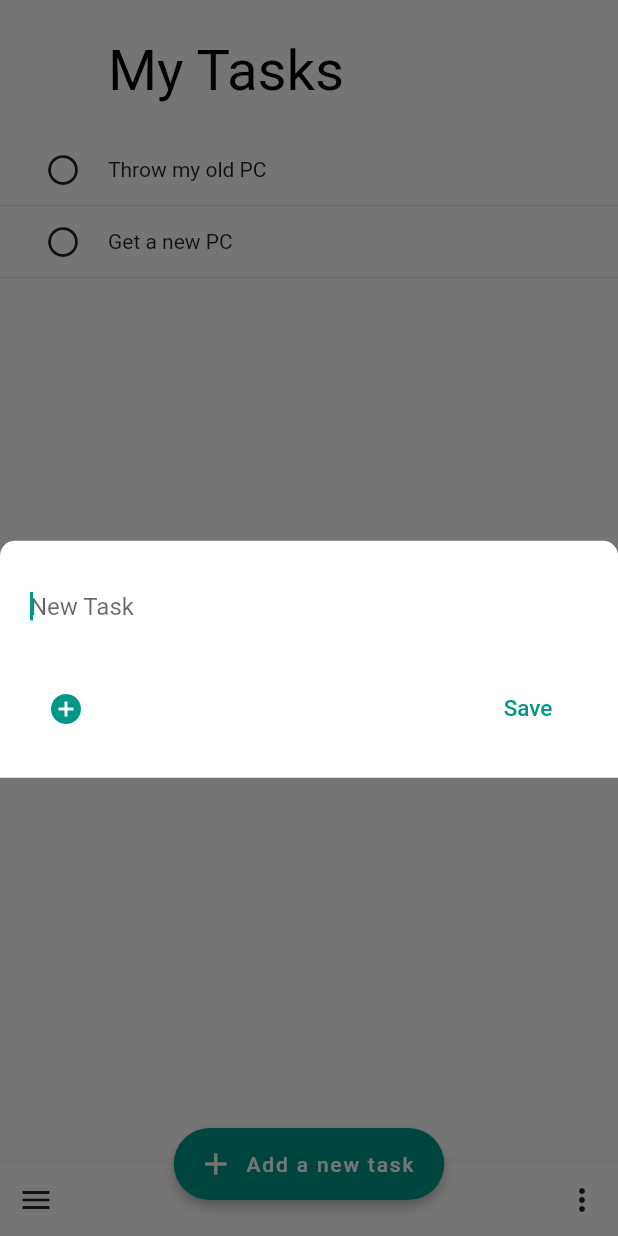
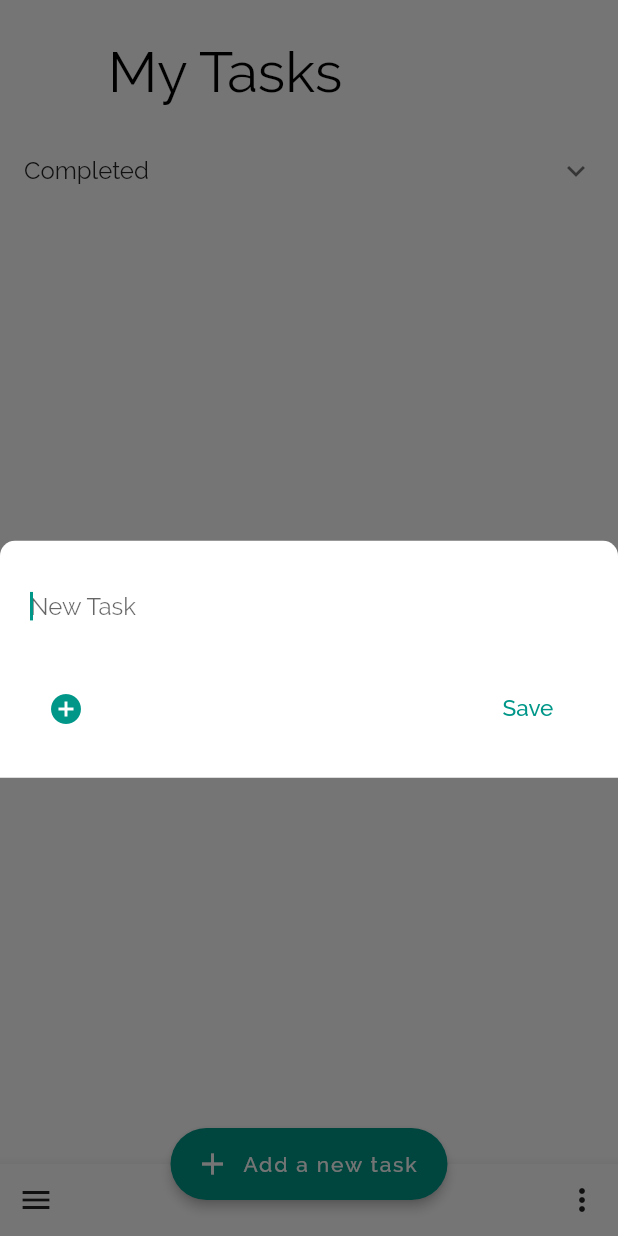
Before and after one commit to thelazyindian/Tasks, a Flutter app: the screen it shows after launch, after a tap on "Add a new task", on a phone screen of 412 x 824 dp. Run offline on Flutter 3.47's test engine with Material 2 defaults, Android fonts, the phone set to English and light mode, and no system bars; our stand-ins replace sqflite; accounts and stored records are empty.

Commit message:
Implement sqflite to store task data
* Code cleanup

```diff
--- /dev/null
+++ b/lib/data/database_helper.dart
@@ -0,0 +1,71 @@
+import 'dart:async';
+import 'dart:io' as io;
+
+import 'package:path/path.dart';
+import 'package:path_provider/path_provider.dart';
+import 'package:sqflite/sqflite.dart';
+import 'package:tasks/model/task.dart';
+
+class DatabaseHelper {
+  static final DatabaseHelper _instance = new DatabaseHelper.internal();
+
+  DatabaseHelper.internal();
+
+  factory DatabaseHelper() => _instance;
+  static Database _db;
+
+  Future<Database> get db async {
+    if (_db != null) {
+      return _db;
+    }
+    _db = await initDb();
+    return _db;
+  }
+
+  static DatabaseHelper get() {
+    return _instance;
+  }
+
+  initDb() async {
+    io.Directory documentDirectory = await getApplicationDocumentsDirectory();
+    String path = join(documentDirectory.path, "task.db");
+    var ourDb = await openDatabase(
+      path,
+      version: 1,
+      onCreate: _onCreate,
+    );
+    return ourDb;
+  }
+
+  void _onCreate(Database db, int version) async {
+    await db.execute("CREATE TABLE Task(id INTEGER PRIMARY KEY, task TEXT)");
+    print("Table is created");
+  }
+
+  Future<int> saveTask(Task task) async {
+    var dbClient = await db;
+    int res = await dbClient.insert("Task", task.toMap());
+    return res;
+  }
+
+  Future<int> deleteTask(Task task) async {
+    var dbClient = await db;
+    int res = await dbClient.delete("Task");
+    return res;
+  }
+
+  Future<List<Task>> getTasks() async {
+    var dbClient = await db;
+    List<Map<String, dynamic>> result =
+        await dbClient.rawQuery('SELECT "task" from "Task"');
+
+    List<Task> tasks = new List();
+    for (Map<String, dynamic> item in result) {
+      var myTask = new Task.fromMap(item);
+      tasks.add(myTask);
+    }
+    return tasks;
+  }
+
+  Future close() async => _db.close();
+}
--- a/lib/main.dart
+++ b/lib/main.dart
@@ -1,6 +1,6 @@
 import 'package:flutter/material.dart';
-import 'task_data.dart';
-import 'task_view.dart';
+import 'package:tasks/data/database_helper.dart';
+import 'package:tasks/model/task.dart';
 
 void main() => runApp(new TasksApp());
 
@@ -13,6 +13,7 @@ class TasksApp extends StatelessWidget {
       theme: new ThemeData(
         primarySwatch: Colors.teal,
         canvasColor: Colors.transparent,
+        fontFamily: 'Raleway',
       ),
       home: new TasksHomePage(),
     );
@@ -30,17 +31,118 @@ class _TasksHomePageState extends State<TasksHomePage> {
         context: context,
         builder: (builder) {
           return new Container(
-            height: 350.0,
-            color: Colors.transparent,
-            child: new Container(
+            height: 530.0,
             decoration: new BoxDecoration(
                 color: Colors.white,
                 borderRadius: new BorderRadius.only(
                     topLeft: const Radius.circular(10.0),
                     topRight: const Radius.circular(10.0))),
-                child: new Center(
-                  child: new Text("Hi modal sheet"),
-                )),
+            child: new Column(
+              children: <Widget>[
+                UserAccountsDrawerHeader(
+                  currentAccountPicture: new DecoratedBox(
+                    decoration: new BoxDecoration(
+                      image: new DecorationImage(
+                        image: new AssetImage("assets/user/satya_profile.png"),
+                      ),
+                    ),
+                  ),
+                  margin: EdgeInsets.all(0.0),
+                  accountEmail: new Text(
+                    "satyabrat.me@gmail.com",
+                    style: TextStyle(
+                      color: Colors.black,
+                    ),
+                  ),
+                  accountName: new Text(
+                    "Satyabrat Sahoo",
+                    style: TextStyle(
+                      color: Colors.black,
+                    ),
+                  ),
+                  decoration: new BoxDecoration(
+                    color: Colors.white,
+                  ),
+                ),
+                new Divider(
+                  height: 4.0,
+                  indent: 2.0,
+                ),
+                new ListTile(
+                  title: new Text(
+                    "My Tasks",
+                    style: TextStyle(
+                      fontWeight: FontWeight.w700,
+                    ),
+                  ),
+                ),
+                new Divider(
+                  height: 4.0,
+                ),
+                new ListTile(
+                  leading: new Icon(
+                    Icons.add,
+                  ),
+                  title: new Text(
+                    "Create new list",
+                    style: TextStyle(
+                      fontWeight: FontWeight.w700,
+                    ),
+                  ),
+                ),
+                new Divider(
+                  height: 4.0,
+                ),
+                new ListTile(
+                  leading: new Icon(
+                    Icons.feedback,
+                  ),
+                  title: new Text(
+                    "Send feedback",
+                    style: TextStyle(
+                      fontWeight: FontWeight.w700,
+                    ),
+                  ),
+                ),
+                new Divider(
+                  height: 4.0,
+                ),
+                new ListTile(
+                  title: new Text(
+                    "Open-source licenses",
+                    style: TextStyle(
+                      fontWeight: FontWeight.w700,
+                    ),
+                  ),
+                ),
+                new Divider(
+                  height: 4.0,
+                ),
+                new Row(
+                  mainAxisAlignment: MainAxisAlignment.center,
+                  children: <Widget>[
+                    new Text(
+                      "Privacy Policy",
+                      style: TextStyle(
+                        fontWeight: FontWeight.w700,
+                      ),
+                    ),
+                    new Container(
+                      width: 26.0,
+                    ),
+                    //new Icon(
+                    //Icons.,
+                    //),
+                    new Text(
+                      "Terms of service",
+                      style: TextStyle(
+                        fontWeight: FontWeight.w700,
+                      ),
+                    ),
+                  ],
+                ),
+              ],
+            ),
           );
         });
   }
@@ -50,30 +152,118 @@ class _TasksHomePageState extends State<TasksHomePage> {
       context: context,
       builder: (builder) {
         return new Container(
-            height: 350.0,
-            color: Colors.transparent,
-            child: new Container(
+          height: 370.0,
           decoration: new BoxDecoration(
               color: Colors.white,
               borderRadius: new BorderRadius.only(
                   topLeft: const Radius.circular(10.0),
                   topRight: const Radius.circular(10.0))),
-                child: new Center(
-                  child: new Text("Hi modal sheet"),
-                )),
+          child: new Padding(
+            padding: EdgeInsets.all(
+              10.0,
+            ),
+            child: new Column(
+              children: <Widget>[
+                new ListTile(
+                  title: const Text(
+                    'Sort By',
+                    style: TextStyle(
+                      fontSize: 14.0,
+                      fontWeight: FontWeight.w700,
+                    ),
+                  ),
+                ),
+                new ListTile(
+                  leading: new Container(
+                    width: 4.0,
+                  ),
+                  title: const Text(
+                    'My Order',
+                    style: TextStyle(
+                      fontSize: 14.0,
+                      fontWeight: FontWeight.w700,
+                    ),
+                  ),
+                  trailing: new Icon(Icons.check),
+                ),
+                new ListTile(
+                  leading: new Container(
+                    width: 4.0,
+                  ),
+                  title: const Text(
+                    'Date',
+                    style: TextStyle(
+                      fontSize: 14.0,
+                      fontWeight: FontWeight.w700,
+                    ),
+                  ),
+                  trailing: new Icon(Icons.check),
+                ),
+                new Divider(
+                  height: 10.0,
+                ),
+                new ListTile(
+                  title: const Text(
+                    'Rename List',
+                    style: TextStyle(
+                      fontSize: 14.0,
+                      fontWeight: FontWeight.w700,
+                    ),
+                  ),
+                ),
+                new ListTile(
+                  title: const Text(
+                    'Delete List',
+                    style: TextStyle(
+                      fontSize: 14.0,
+                      fontWeight: FontWeight.w700,
+                    ),
+                  ),
+                ),
+                new ListTile(
+                  title: const Text(
+                    'Delete all completed tasks',
+                    style: TextStyle(
+                      fontSize: 14.0,
+                      fontWeight: FontWeight.w700,
+                    ),
+                  ),
+                ),
+              ],
+            ),
+          ),
         );
-        });
+      },
+    );
   }
+
+  void onNewTaskSave() {
+    if (_newTask != null) {
+      var task = new Task(_newTask);
+      var db = new DatabaseHelper();
+      db.saveTask(task);
+      Navigator.pop(context);
+      print("Task saved!");
+      print("$_newTask");
+      _getTasks();
+    } else {
+      print("Empty field!");
+    }
+  }
+
+  String _newTask = "";
 
   void _newTaskModalBottomSheet() {
     showModalBottomSheet(
         context: context,
         builder: (builder) {
           return new Column(
-            //height: 140.0,
-            //color: Colors.transparent,
+            mainAxisAlignment: MainAxisAlignment.start,
+            mainAxisSize: MainAxisSize.max,
             children: <Widget>[
-              new Container(
+              new GestureDetector(
+                //onTapUp: (){void lol(){};},
+                child: new Container(
                   decoration: new BoxDecoration(
                       color: Colors.white,
                       borderRadius: new BorderRadius.only(
@@ -89,6 +279,13 @@ class _TasksHomePageState extends State<TasksHomePage> {
                     child: new Column(
                       children: <Widget>[
                         new TextField(
+                          onChanged: (newTask) {
+                            _newTask = newTask;
+                          },
+                          onSubmitted: (newTask) {
+                            onNewTaskSave();
+                          },
+                          //focusNode: FocusNode().unfocus(),
                           autofocus: true,
                           decoration: new InputDecoration(
                             border: InputBorder.none,
@@ -105,85 +302,18 @@ class _TasksHomePageState extends State<TasksHomePage> {
                               icon: new Icon(
                                 Icons.add_circle,
                               ),
-                            onPressed: () {},
+                              onPressed: () {
+                                Navigator.pop(context);
+                              },
                               color: Theme.of(context).accentColor,
                             ),
                             new Container(
                               width: 240.0,
                             ),
                             new FlatButton(
-                            onPressed: () {},
-                            child: const Text(
-                              'Save',
-                              style: TextStyle(
-                                fontSize: 15.0,
-                                color: Colors.teal,
-                              ),
-                            ),
-                            color: Colors.white,
-                            splashColor: Colors.blue,
-                            textColor: Theme.of(context).accentColor,
-                          ),
-                        ],
-                      ),
-                    ],
-                  ),
-                ),
-              ),
-            ],
-          );
-        });
-  }
-
-  void showSlideupView() {
-    showModalBottomSheet(
-        context: context,
-        builder: (builder) {
-          return new Column(
-            children: <Widget>[
-              new GestureDetector(
-                onTap: () => Navigator.pop(context),
-                child:
-                new Container(
-                  decoration: new BoxDecoration(
-                      color: Colors.white,
-                      borderRadius: new BorderRadius.only(
-                          topLeft: const Radius.circular(10.0),
-                          topRight: const Radius.circular(10.0))),
-                  child: new Padding(
-                    padding: EdgeInsets.only(
-                      left: 20.0,
-                      top: 20.0,
-                      right: 20.0,
-                      bottom: 22.0,
-                    ),
-                    child: new Column(
-                      children: <Widget>[
-                        new TextField(
-                          autofocus: true,
-                          decoration: new InputDecoration(
-                            border: InputBorder.none,
-                            hintText: 'New Task',
-                          ),
-                        ),
-                        new Container(
-                          height: 20.0,
-                        ),
-                        new Row(
-                          children: <Widget>[
-                            new IconButton(
-                              padding: const EdgeInsets.all(0.0),
-                              icon: new Icon(
-                                Icons.add_circle,
-                              ),
-                              onPressed: () {},
-                              color: Theme.of(context).accentColor,
-                            ),
-                            new Container(
-                              width: 240.0,
-                            ),
-                            new FlatButton(
-                              onPressed: () {},
+                              onPressed: () {
+                                onNewTaskSave();
+                              },
                               child: const Text(
                                 'Save',
                                 style: TextStyle(
@@ -207,6 +337,25 @@ class _TasksHomePageState extends State<TasksHomePage> {
         });
   }
 
+  final List<Task> taskList = new List();
+
+  void _getTasks() {
+    DatabaseHelper.get().getTasks().then((tasks) {
+      if (tasks == null) return;
+      setState(() {
+        taskList.clear();
+        taskList.addAll(tasks);
+        print(tasks.toString());
+      });
+    });
+  }
+
+  @override
+  void initState() {
+    _getTasks();
+    super.initState();
+  }
+
   @override
   Widget build(BuildContext context) {
     return new Scaffold(
@@ -215,7 +364,7 @@ class _TasksHomePageState extends State<TasksHomePage> {
         icon: const Icon(Icons.add),
         label: const Text('Add a new task'),
         onPressed: () {
-          showSlideupView();
+          _newTaskModalBottomSheet();
         },
       ),
       floatingActionButtonLocation: FloatingActionButtonLocation.centerDocked,
@@ -264,58 +413,50 @@ class _TasksHomePageState extends State<TasksHomePage> {
                 ),
               ),
             ),
-            SliverFillRemaining(
-              child: new TaskList(
-                  kTask), /*Column(
+            SliverList(
+              delegate: SliverChildListDelegate(
+                List<Column>.generate(
+                  taskList.length,
+                  (int index) {
+                    return new Column(
+                      mainAxisAlignment: MainAxisAlignment.start,
                       children: <Widget>[
-
-                  new ListTile(
+                        Padding(
+                          padding: EdgeInsets.only(
+                            left: 16.0,
+                            right: 16.0,
+                          ),
+                          child: new ListTile(
+                            onTap: () {},
                             leading: new Icon(Icons.radio_button_unchecked),
-                    title: new Text(
-                      'THrow My PC',
+                            title: new Text(taskList[index].task),
                           ),
                         ),
-                  new ListTile(
-                    leading: new Icon(Icons.radio_button_unchecked),
-                    title: new Text(
-                      'Buy new PC',
+                        new Divider(
+                          height: 24.0,
+                        ),
+                      ],
+                    );
+                  },
                 ),
               ),
-                  new ListTile(
-                    leading: new Icon(Icons.radio_button_unchecked),
-                    title: new Text(
-                      'Get pissel sl',
+            ),
+            SliverList(
+              delegate: new SliverChildBuilderDelegate(
+                (BuildContext context, int index) {
+                  return new ExpansionTile(
+                      title: const Text('Completed'),
+                      backgroundColor: Colors.white,
+                      children: const <Widget>[
+                        const ListTile(title: const Text('One')),
+                        const ListTile(title: const Text('Two')),
+                        const ListTile(title: const Text('Three')),
+                        const ListTile(title: const Text('Four'))
+                      ]);
+                },
+                childCount: 1,
               ),
             ),
-                ],
-              ),*/
-            )
-            /*SliverFixedExtentList(
-            itemExtent: 50.0,
-            delegate: SliverChildBuilderDelegate(
-                (context, int index) { return  Container(
-                  color: Colors.white,
-                  padding: EdgeInsets.only(left: 25.0, top: 8.0,),
-                      child: Row(
-                        children: [
-                          Checkbox(
-                            onChanged: (bool value){
-                              _onChecked(value);
-                            },
-                            value: _isChecked,
-                          ),
-                          Text(
-                        "List Item $index",
-                        style: TextStyle(
-                          fontSize: 18.0,
-                        ),
-                      ),
-                        ],
-                      ),
-                );
-              }, childCount: 20,
-            ),
-          ),*/
           ],
         ),
       ),
--- /dev/null
+++ b/lib/model/task.dart
@@ -0,0 +1,21 @@
+class Task {
+  String _task;
+
+  Task(this._task);
+
+  Task.map(dynamic obj) {
+    this._task = obj['task'];
+  }
+
+  String get task => _task;
+
+  Map<String, dynamic> toMap() {
+    var map = new Map<String, dynamic>();
+    map['task'] = _task;
+    return map;
+  }
+
+  Task.fromMap(Map<String, dynamic> map) {
+    _task = map["task"];
+  }
+}
--- a/lib/task_data.dart
+++ /dev/null
@@ -1,14 +0,0 @@
-class TaskData{
-  final String task;
-
-  const TaskData({this.task});
-}
-
-const kTask = const<TaskData>[
-  const TaskData(
-    task: 'Throw my old PC',
-  ),
-  const TaskData(
-    task: 'Get a new PC',
-  )
-];
--- a/lib/task_view.dart
+++ /dev/null
@@ -1,61 +0,0 @@
-import 'package:flutter/material.dart';
-import 'task_data.dart';
-
-class _TaskListItem extends StatelessWidget {
-  final TaskData _task;
-
-  _TaskListItem(this._task);
-
-  @override
-  Widget build(BuildContext context) {
-    return Container(
-      child: new Column(
-        mainAxisAlignment: MainAxisAlignment.center,
-        children: <Widget>[
-          new Container(
-            height: 8.0,
-          ),
-         new Row(
-           mainAxisAlignment: MainAxisAlignment.start,
-           children: <Widget>[
-             new Container(
-               width: 30.0,
-             ),
-             new Icon(
-               Icons.radio_button_unchecked,
-             ),
-             new Container(
-               width: 18.0,
-             ),
-             new Text(_task.task,),
-           ],
-         ),
-          new Container(
-            height: 8.0,
-          ),
-          new Divider(
-            height: 8.0,
-          ),
-        ]
-      ),
-    );
-  }
-}
-
-class TaskList extends StatelessWidget {
-  final List<TaskData> _tasks;
-
-  TaskList(this._tasks);
-
-  @override
-  Widget build(BuildContext context) {
-    return new ListView(
-      padding: new EdgeInsets.symmetric(vertical: 8.0),
-      children: _buildTaskList(),
-    );
-  }
-
-  List<_TaskListItem> _buildTaskList() {
-    return _tasks.map((task) => new _TaskListItem(task)).toList();
-  }
-}
```
Also changed, not shown: pubspec.yaml (+14 -23 lines), assets/user/satya_profile.png (added), fonts/Raleway-Black.ttf (added), fonts/Raleway-Medium.ttf (added), fonts/Raleway-Regular.ttf (added), fonts/Raleway-SemiBold.ttf (added), fonts/Raleway-Thin.ttf (added), pubspec.lock, 1 other file. Lines whose indentation alone changed are shown as unchanged.
